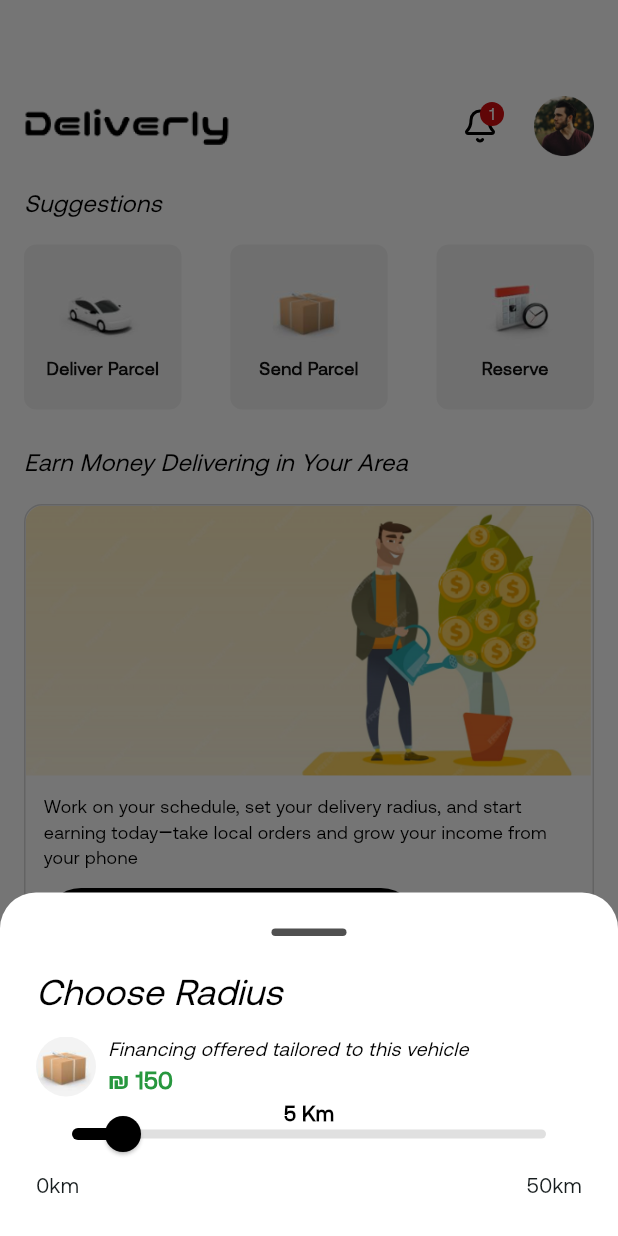
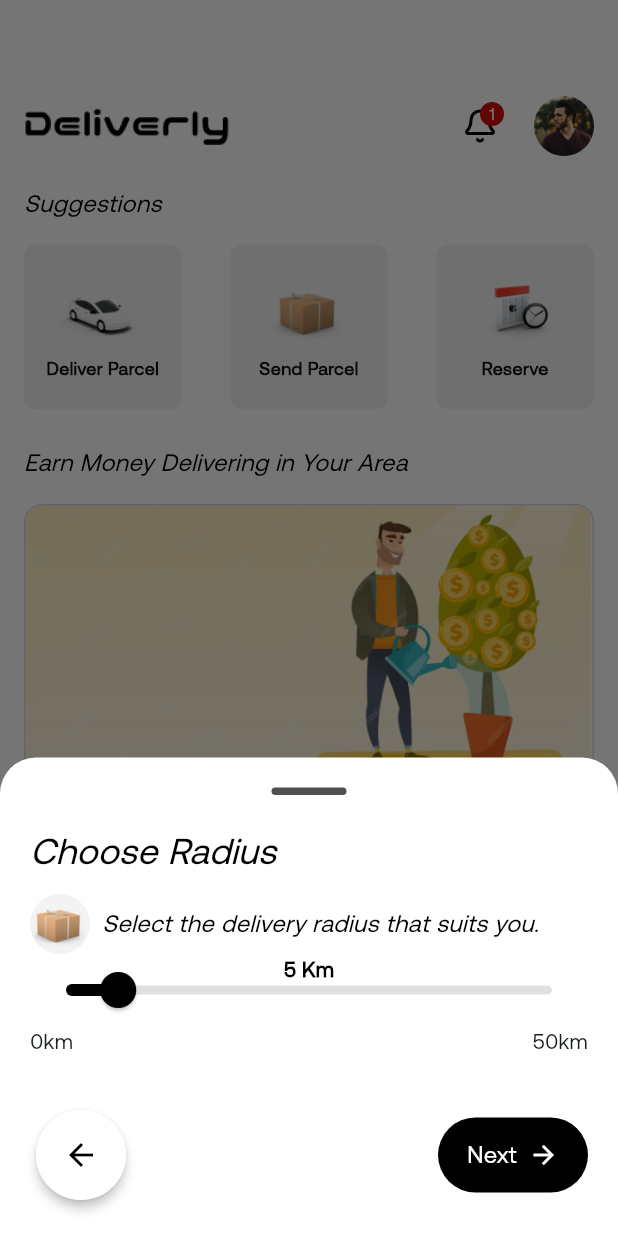
Before and after one commit to sparktechagency/ivanvasilenko06_parcel_delivery_app, a Flutter app: the screen it shows after launch, after a tap on "Earn Money in your radius", on a phone screen of 412 x 824 dp. Run offline on Flutter 3.47's test engine with Material 3 defaults, Android fonts, the phone set to English and light mode, and no system bars; our stand-ins replace carousel_slider, flutter_svg, get, intl_phone_field.

Commit message:
28.01.25

```diff
--- a/lib/constants/app_icons_path.dart
+++ b/lib/constants/app_icons_path.dart
@@ -21,4 +21,5 @@ class AppIconsPath {
   static const String destinationIcon = "assets/icons/currentLocationIcon.svg";
   static const String priceIcon = "assets/icons/priceIcon.svg";
   static const String descriptionIcon = "assets/icons/descriptionIcon.svg";
+  static const String contactUsIcon = "assets/icons/contactUsIcon.svg";
 }
--- a/lib/constants/app_image_path.dart
+++ b/lib/constants/app_image_path.dart
@@ -22,4 +22,5 @@ class AppImagePath {
 
   // Dev Images
   static const String profileImage = "assets/dev_images/profileImage.png";
+  static const String radiusMapBg = "assets/dev_images/radiusMapBg.png";
 }
--- a/lib/constants/app_strings.dart
+++ b/lib/constants/app_strings.dart
@@ -109,5 +109,11 @@ class AppStrings {
   static const String deliveryType = "Delivery Type";
   static const String notification = "Notification";
   static const String chooseRadius = "Choose Radius";
-  static const String orderName = "Financing offered tailored to this vehicle";
+  static const String orderName = "Select the delivery radius that suits you.";
+  static const String parcelForDelivery = "Parcel for Delivery";
+  static const String backToHome = "Back to Home";
+  static const String contactUs = "Contact us";
+  static const String forAnySupport =
+      "For any support please drop a mail to our Email";
+  static const String mailUs = "Mail us";
 }
--- a/lib/routes/app_routes.dart
+++ b/lib/routes/app_routes.dart
@@ -16,4 +16,7 @@ class AppRoutes {
   static const bookingViewDetailsScreen = '/bookingViewDetailsScreen';
   static const deliveryTypeScreen = '/deliveryTypeScreen';
   static const notificationScreen = '/notificationScreen';
+  static const radiusMapScreen = '/radiusMapScreen';
+  static const parcelForDeliveryScreen = '/parcelForDeliveryScreen';
+  static const contactUsScreen = '/contactUsScreen';
 }
--- a/lib/routes/route_manager.dart
+++ b/lib/routes/route_manager.dart
@@ -9,10 +9,13 @@ import '../screens/auth_screens/verify_phone_screen/verify_phone_screen.dart';
 import '../screens/booking_parcel_details_screen/booking_parcel_details_screen.dart';
 import '../screens/booking_screen/booking_screen.dart';
 import '../screens/booking_view_details_screen/booking_view_details_screen.dart';
+import '../screens/contact_us_screen/contact_us_screen.dart';
 import '../screens/delivery_parcel_screens/delivery_type_screen/delivery_type_screen.dart';
 import '../screens/notification_screen/notification_screen.dart';
 import '../screens/onboarding_screen/onboarding_screen.dart';
+import '../screens/parcel_for_delivery_screen/parcel_for_delivery_screen.dart';
 import '../screens/profile_screen/profile_screen.dart';
+import '../screens/radius_map_screen/radius_map_screen.dart';
 import '../screens/services_screen/services_screen.dart';
 import '../screens/splash_screen/splash_screen.dart';
 import 'app_routes.dart';
@@ -113,6 +116,24 @@ class RouteManager {
         transition: Transition.rightToLeft,
         // binding: GeneralBindings(),
       ),
+      GetPage(
+        name: AppRoutes.radiusMapScreen,
+        page: () => RadiusMapScreen(),
+        transition: Transition.rightToLeft,
+        // binding: GeneralBindings(),
+      ),
+      GetPage(
+        name: AppRoutes.parcelForDeliveryScreen,
+        page: () => ParcelForDeliveryScreen(),
+        transition: Transition.rightToLeft,
+        // binding: GeneralBindings(),
+      ),
+      GetPage(
+        name: AppRoutes.contactUsScreen,
+        page: () => ContactUsScreen(),
+        transition: Transition.rightToLeft,
+        // binding: GeneralBindings(),
+      ),
     ];
   }
 }
--- a/lib/screens/home_screen/home_screen.dart
+++ b/lib/screens/home_screen/home_screen.dart
@@ -11,6 +11,7 @@ import 'package:parcel_delivery_app/screens/home_screen/widgets/suggestionCardWi
 import 'package:parcel_delivery_app/widgets/image_widget/image_widget.dart';
 
 import '../../utils/app_size.dart';
+import '../../widgets/button_widget/button_widget.dart';
 import '../../widgets/space_widget/space_widget.dart';
 import '../../widgets/text_widget/text_widgets.dart';
 
@@ -40,7 +41,7 @@ class _HomeScreenState extends State<HomeScreen> {
                 ),
               ),
               width: double.infinity,
-              padding: const EdgeInsets.all(24),
+              padding: const EdgeInsets.all(20),
               child: Column(
                 mainAxisSize: MainAxisSize.min,
                 crossAxisAlignment: CrossAxisAlignment.start,
@@ -75,23 +76,12 @@ class _HomeScreenState extends State<HomeScreen> {
                         ),
                       ),
                       const SpaceWidget(spaceWidth: 8),
-                      const Column(
-                        crossAxisAlignment: CrossAxisAlignment.start,
-                        children: [
-                          TextWidget(
-                            text: AppStrings.orderName,
-                            fontSize: 13,
-                            fontWeight: FontWeight.w500,
-                            fontColor: AppColors.black,
-                            fontStyle: FontStyle.italic,
-                          ),
-                          TextWidget(
-                            text: "${AppStrings.currency} 150",
-                            fontSize: 16,
-                            fontWeight: FontWeight.w600,
-                            fontColor: AppColors.green,
-                          ),
-                        ],
+                      const TextWidget(
+                        text: AppStrings.orderName,
+                        fontSize: 16,
+                        fontWeight: FontWeight.w500,
+                        fontColor: AppColors.black,
+                        fontStyle: FontStyle.italic,
                       ),
                     ],
                   ),
@@ -108,7 +98,7 @@ class _HomeScreenState extends State<HomeScreen> {
                                   activeTrackColor: Colors.black,
                                   inactiveTrackColor: Colors.grey.shade300,
                                   thumbColor: Colors.black,
-                                  thumbShape: RoundSliderThumbShape(
+                                  thumbShape: const RoundSliderThumbShape(
                                       enabledThumbRadius: 12),
                                   overlayColor: Colors.black.withOpacity(0.2),
                                   trackHeight: 6.0,
@@ -130,7 +120,7 @@ class _HomeScreenState extends State<HomeScreen> {
                                 top: 0,
                                 child: Text(
                                   '${_currentValue.round()} Km',
-                                  style: TextStyle(
+                                  style: const TextStyle(
                                     color: Colors.black,
                                     fontWeight: FontWeight.bold,
                                   ),
@@ -138,11 +128,52 @@ class _HomeScreenState extends State<HomeScreen> {
                               ),
                             ],
                           ),
-                          Row(
+                          const Row(
                             mainAxisAlignment: MainAxisAlignment.spaceBetween,
                             children: [
                               Text('0km'),
                               Text('50km'),
+                            ],
+                          ),
+                          const SpaceWidget(spaceHeight: 32),
+                          Row(
+                            mainAxisAlignment: MainAxisAlignment.spaceBetween,
+                            children: [
+                              InkWell(
+                                onTap: () {
+                                  Get.back();
+                                },
+                                borderRadius: BorderRadius.circular(100),
+                                child: Card(
+                                  color: AppColors.white,
+                                  shape: RoundedRectangleBorder(
+                                    borderRadius: BorderRadius.circular(100),
+                                  ),
+                                  elevation: 3,
+                                  child: CircleAvatar(
+                                    backgroundColor: AppColors.white,
+                                    radius: ResponsiveUtils.width(30),
+                                    child: const Icon(
+                                      Icons.arrow_back,
+                                      color: AppColors.black,
+                                    ),
+                                  ),
+                                ),
+                              ),
+                              ButtonWidget(
+                                onPressed: () {
+                                  Get.toNamed(AppRoutes.radiusMapScreen);
+                                },
+                                label: AppStrings.next,
+                                textColor: AppColors.white,
+                                buttonWidth: 100,
+                                buttonHeight: 50,
+                                icon: Icons.arrow_forward,
+                                iconColor: AppColors.white,
+                                fontWeight: FontWeight.w500,
+                                fontSize: 16,
+                                iconSize: 20,
+                              ),
                             ],
                           ),
                         ],
```
Also changed, not shown: lib/screens/contact_us_screen/contact_us_screen.dart (added, +131 -0 lines), lib/screens/parcel_for_delivery_screen/parcel_for_delivery_screen.dart (added, +290 -0 lines), lib/screens/profile_screen/profile_screen.dart (+28 -8 lines), lib/screens/radius_map_screen/radius_map_screen.dart (added, +80 -0 lines), assets/dev_images/radiusMapBg.png (added), assets/icons/contactUsIcon.svg (added).
